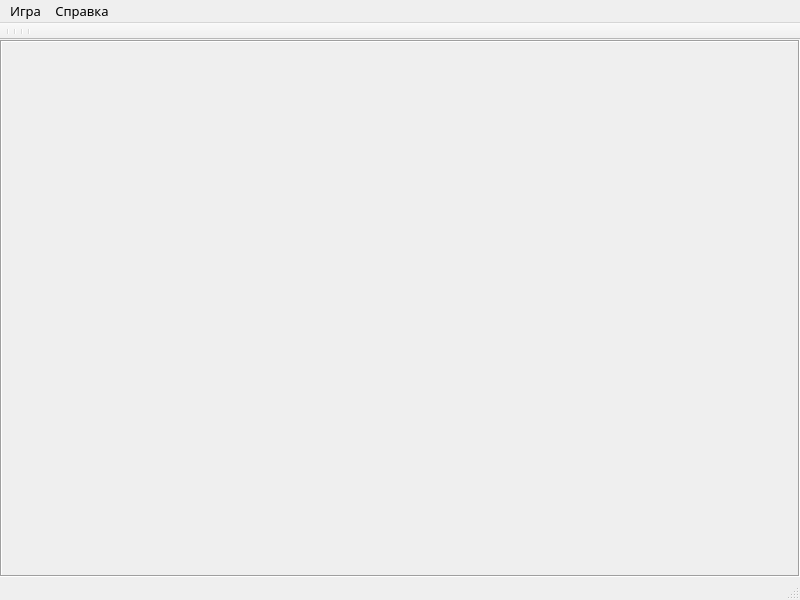
This is resources/forms_ui/main_form.ui in EvilRedOctober/GamesCollection as Qt 5 draws it before an edit. The edited form follows.
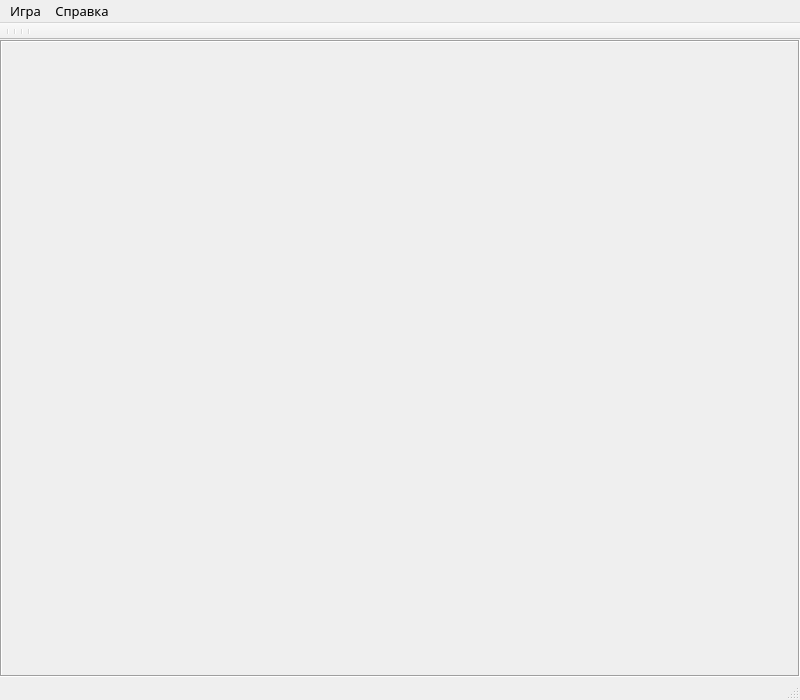
This is the edited form. Icons and pictures are not drawn.

Commit message: Add icon for main form

What changed in the file:
```diff
--- a/resources/forms_ui/main_form.ui
+++ b/resources/forms_ui/main_form.ui
@@ -7,13 +7,13 @@
     <x>0</x>
     <y>0</y>
     <width>800</width>
-    <height>600</height>
+    <height>700</height>
    </rect>
   </property>
   <property name="minimumSize">
    <size>
     <width>800</width>
-    <height>600</height>
+    <height>700</height>
    </size>
   </property>
   <property name="font">
```
Left out of the diff: 4 changed lines with no effect on the pictures. The commit also changes 5 other files.
